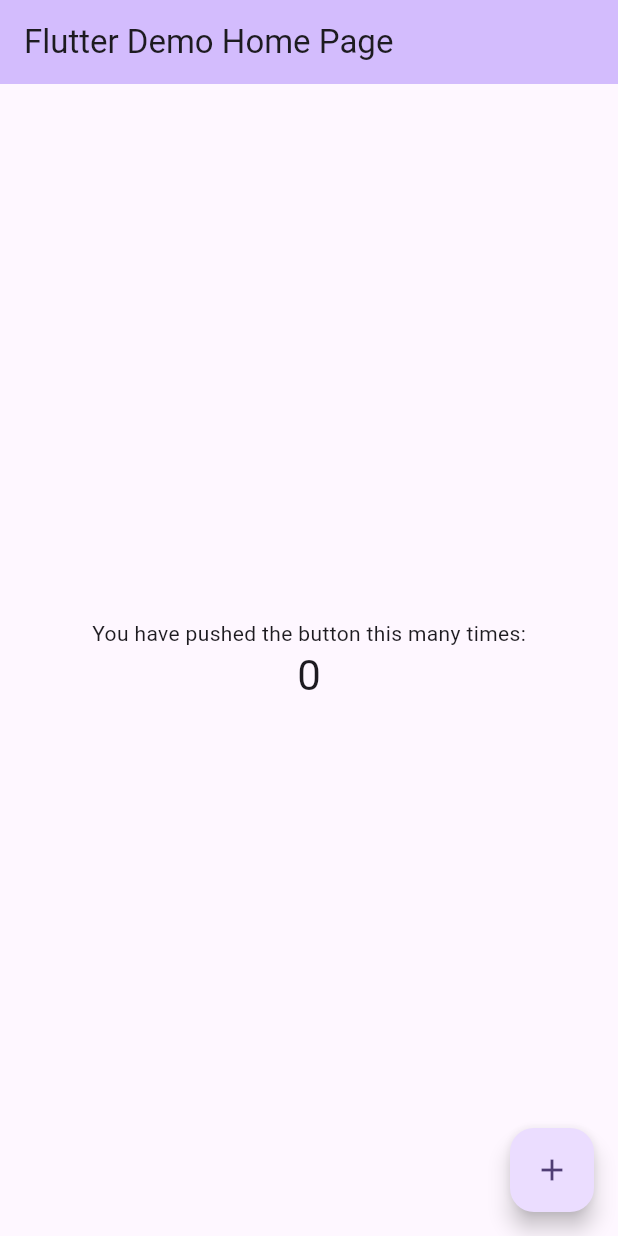
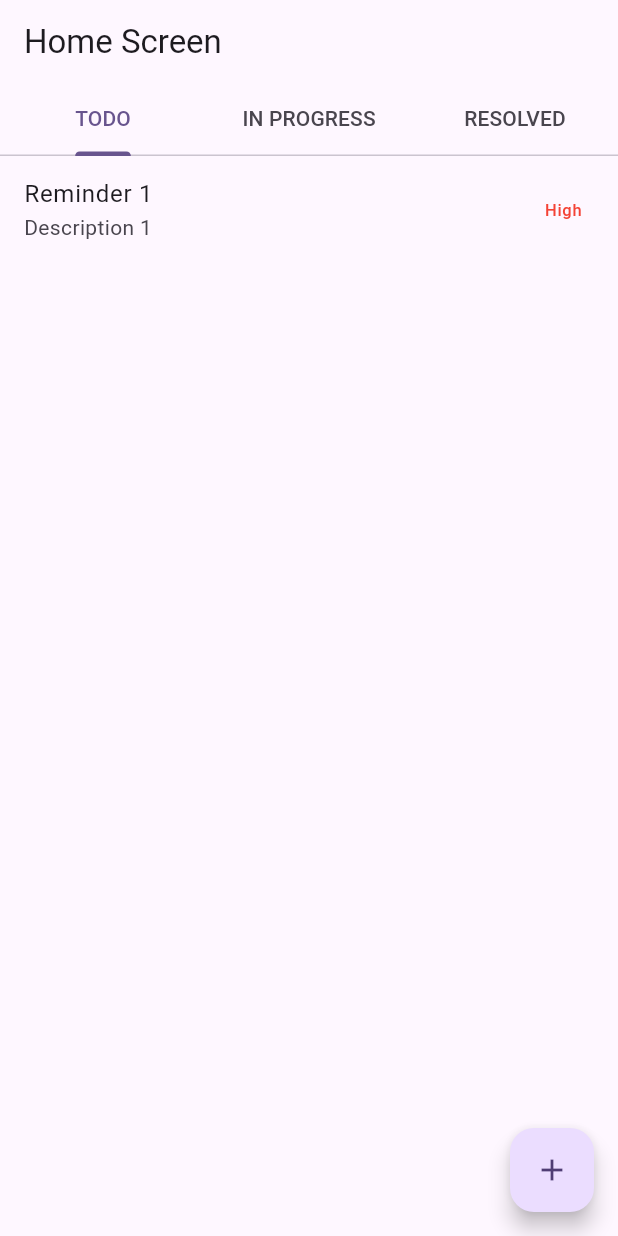
Before and after one commit to gifhary/bertumbuh, a Flutter app: the screen it shows after launch, on a phone screen of 412 x 824 dp. Run offline on Flutter 3.47's test engine with Material 3 defaults, Android fonts, the phone set to English and light mode, and no system bars.

Commit message:
Refactor code to use separate screen for adding reminders

```diff
--- /dev/null
+++ b/lib/add_reminder_screen.dart
@@ -0,0 +1,52 @@
+import 'package:flutter/material.dart';
+
+class AddReminderScreen extends StatelessWidget {
+  const AddReminderScreen({super.key});
+
+  @override
+  Widget build(BuildContext context) {
+    return Scaffold(
+      appBar: AppBar(
+        title: const Text('Add Reminder'),
+      ),
+      body: SingleChildScrollView(
+        padding: const EdgeInsets.all(16.0),
+        child: Column(
+          crossAxisAlignment: CrossAxisAlignment.start,
+          children: [
+            const TextField(
+              maxLines: 3,
+              decoration: InputDecoration(
+                labelText: 'Description',
+                border: OutlineInputBorder(),
+              ),
+            ),
+            const SizedBox(height: 16.0),
+            DropdownButtonFormField<String>(
+              decoration: const InputDecoration(
+                labelText: 'Priority',
+                border: OutlineInputBorder(),
+              ),
+              items: const [
+                DropdownMenuItem(value: 'Low', child: Text('Low')),
+                DropdownMenuItem(value: 'High', child: Text('High')),
+                DropdownMenuItem(value: 'Urgent', child: Text('Urgent')),
+              ],
+              onChanged: (value) {},
+            ),
+            const SizedBox(height: 16.0),
+            TextField(
+              decoration: const InputDecoration(
+                labelText: 'Assignee',
+                border: OutlineInputBorder(),
+              ),
+              onChanged: (value) {
+                // Implement mention feature logic here
+              },
+            ),
+          ],
+        ),
+      ),
+    );
+  }
+}
--- /dev/null
+++ b/lib/home_screen.dart
@@ -0,0 +1,110 @@
+import 'package:flutter/material.dart';
+
+import 'add_reminder_screen.dart';
+import 'models/reminder_model.dart';
+import 'models/user_model.dart';
+
+class HomeScreen extends StatelessWidget {
+  const HomeScreen({super.key});
+
+  @override
+  Widget build(BuildContext context) {
+    return DefaultTabController(
+      length: 3,
+      child: Scaffold(
+        appBar: AppBar(
+          title: const Text('Home Screen'),
+          bottom: const TabBar(
+            tabs: [
+              Tab(text: 'TODO'),
+              Tab(text: 'IN PROGRESS'),
+              Tab(text: 'RESOLVED'),
+            ],
+          ),
+        ),
+        body: TabBarView(
+          children: [
+            _buildReminderList(TaskStatus.todo),
+            _buildReminderList(TaskStatus.inProgress),
+            _buildReminderList(TaskStatus.resolved),
+          ],
+        ),
+        floatingActionButton: FloatingActionButton(
+            onPressed: () {
+              Navigator.push(
+                context,
+                MaterialPageRoute(
+                    builder: (context) => const AddReminderScreen()),
+              );
+            },
+            child: const Icon(Icons.add)),
+      ),
+    );
+  }
+
+  Widget _buildReminderList(TaskStatus status) {
+    final List<ReminderModel> reminders = [
+      ReminderModel(
+        createdByUser:
+            UserModel(employeeId: 1, name: 'User 1', email: "user1@wolkk.com"),
+        assignedToUser:
+            UserModel(employeeId: 2, name: 'User 2', email: "user2@wolkk.com"),
+        priority: TaskPriority.high,
+        status: TaskStatus.todo,
+        title: 'Reminder 1',
+        description: 'Description 1',
+        reminderId: 1,
+      ),
+      ReminderModel(
+        createdByUser:
+            UserModel(employeeId: 1, name: 'User 3', email: "user3@wolkk.com"),
+        assignedToUser:
+            UserModel(employeeId: 2, name: 'User 3', email: "user2@wolkk.com"),
+        priority: TaskPriority.medium,
+        status: TaskStatus.inProgress,
+        title: 'Reminder 2',
+        description: 'Description 2',
+        reminderId: 2,
+      ),
+      ReminderModel(
+        createdByUser:
+            UserModel(employeeId: 1, name: 'User 3', email: "user3@wolkk.com"),
+        assignedToUser:
+            UserModel(employeeId: 2, name: 'User 3', email: "user2@wolkk.com"),
+        priority: TaskPriority.low,
+        status: TaskStatus.resolved,
+        title: 'Reminder 3',
+        description: 'Description 3',
+        reminderId: 3,
+      ),
+    ];
+
+    final filteredReminders =
+        reminders.where((reminder) => reminder.status == status).toList();
+
+    return ListView.builder(
+      itemCount: filteredReminders.length,
+      itemBuilder: (context, index) {
+        final reminder = filteredReminders[index];
+        return ListTile(
+          title: Text(reminder.title),
+          subtitle: Text(reminder.description),
+          trailing: trailingTextStyle(reminder.priority),
+        );
+      },
+    );
+  }
+
+  Widget trailingTextStyle(TaskPriority priorityType) {
+    switch (priorityType) {
+      case TaskPriority.low:
+        return const Text('Low', style: TextStyle(color: Colors.amber));
+      case TaskPriority.medium:
+        return const Text('Medium', style: TextStyle(color: Colors.orange));
+      case TaskPriority.high:
+        return const Text('High', style: TextStyle(color: Colors.red));
+      default:
+        return const Text('Low', style: TextStyle(color: Colors.amber));
+    }
+  }
+}
--- a/lib/main.dart
+++ b/lib/main.dart
@@ -1,4 +1,6 @@
 import 'package:flutter/material.dart';
+
+import 'home_screen.dart';
 
 void main() {
   runApp(const MyApp());
@@ -31,7 +33,7 @@
         colorScheme: ColorScheme.fromSeed(seedColor: Colors.deepPurple),
         useMaterial3: true,
       ),
-      home: const MyHomePage(title: 'Flutter Demo Home Page'),
+      home: const HomeScreen(),
     );
   }
 }
--- /dev/null
+++ b/lib/models/reminder_model.dart
@@ -0,0 +1,27 @@
+import 'user_model.dart';
+
+enum TaskPriority { low, medium, high }
+
+enum TaskStatus { todo, inProgress, resolved }
+
+class ReminderModel {
+  final UserModel createdByUser;
+  final UserModel assignedToUser;
+  final TaskPriority priority;
+  final TaskStatus status;
+  final String title;
+  final String description;
+  final int reminderId;
+  final String? feedBack;
+
+  ReminderModel({
+    required this.createdByUser,
+    required this.assignedToUser,
+    required this.priority,
+    required this.status,
+    required this.title,
+    required this.description,
+    required this.reminderId,
+    this.feedBack,
+  });
+}
--- /dev/null
+++ b/lib/models/user_model.dart
@@ -0,0 +1,11 @@
+class UserModel {
+  final String name;
+  final int employeeId;
+  final String email;
+
+  UserModel({
+    required this.name,
+    required this.employeeId,
+    required this.email,
+  });
+}
```
Also changed, not shown: pubspec.lock.
